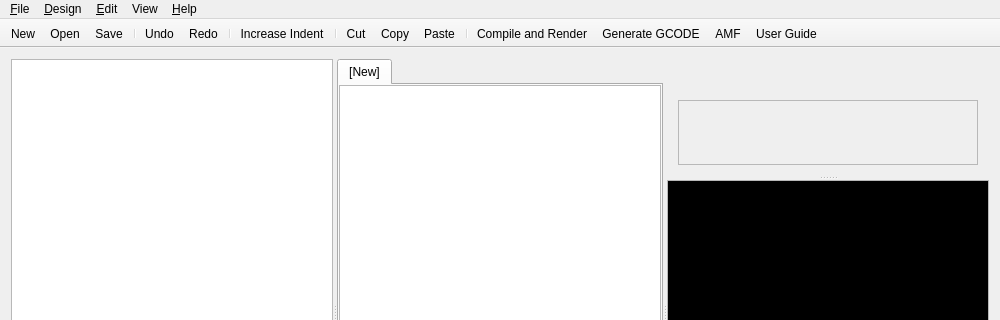
First picture: the form in src/ui/mainwindow.ui, repository maShu-oi/RapCAD, before the edit; both pictures show x 0 to 1000 and y 0 to 320 of the 1000 by 600 pixel window.
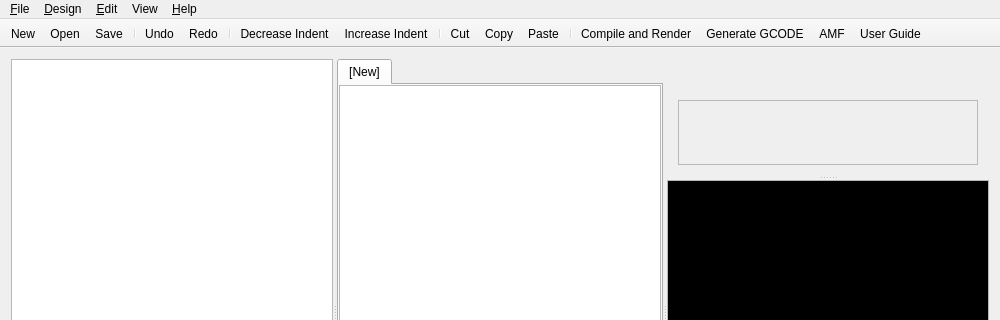
Second picture: the form after the edit. Icons and pictures are not drawn. Custom widgets are drawn as their Qt base class.

What changed in the file:
```diff
--- a/src/ui/mainwindow.ui
+++ b/src/ui/mainwindow.ui
@@ -284,6 +284,7 @@
    <addaction name="actionUndo"/>
    <addaction name="actionRedo"/>
    <addaction name="separator"/>
+   <addaction name="actionDecreaseIndent"/>
    <addaction name="actionIncreaseIndent"/>
    <addaction name="separator"/>
    <addaction name="actionCut"/>
@@ -871,6 +872,17 @@
     <string>Increase the indentation of the selected text</string>
    </property>
   </action>
+  <action name="actionDecreaseIndent">
+   <property name="icon">
+    <iconset theme="format-indent-less"/>
+   </property>
+   <property name="text">
+    <string>Decrease Indent</string>
+   </property>
+   <property name="toolTip">
+    <string>Decrease the indentation of the selected text</string>
+   </property>
+  </action>
  </widget>
  <layoutdefault spacing="6" margin="11"/>
  <customwidgets>
```
